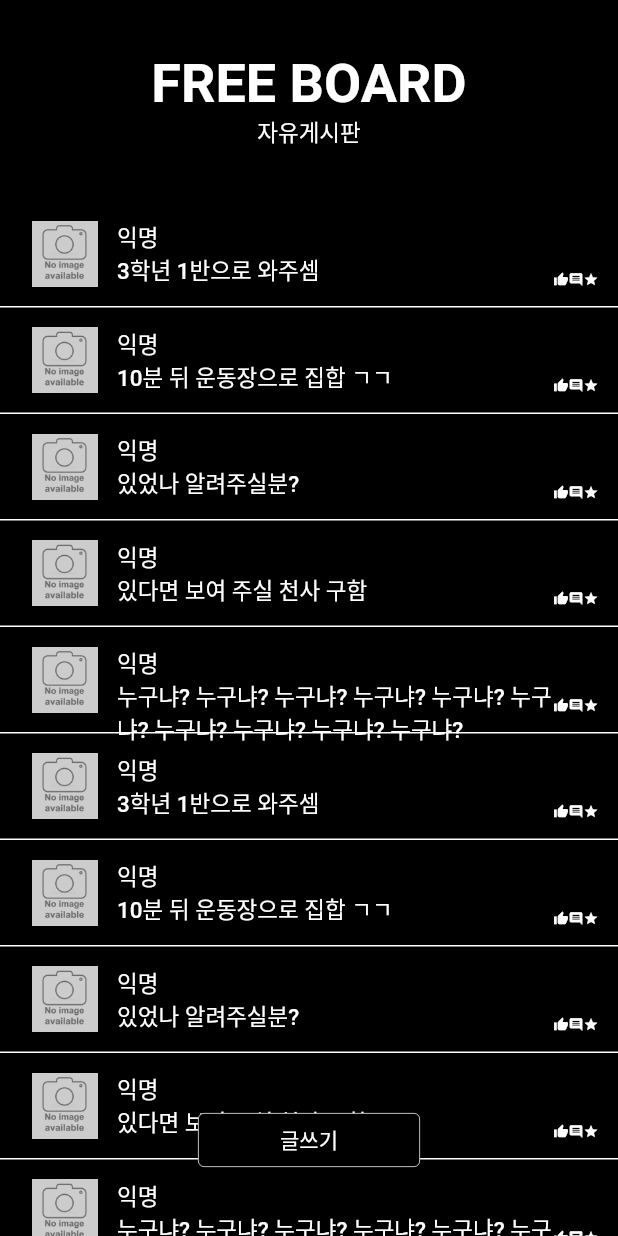
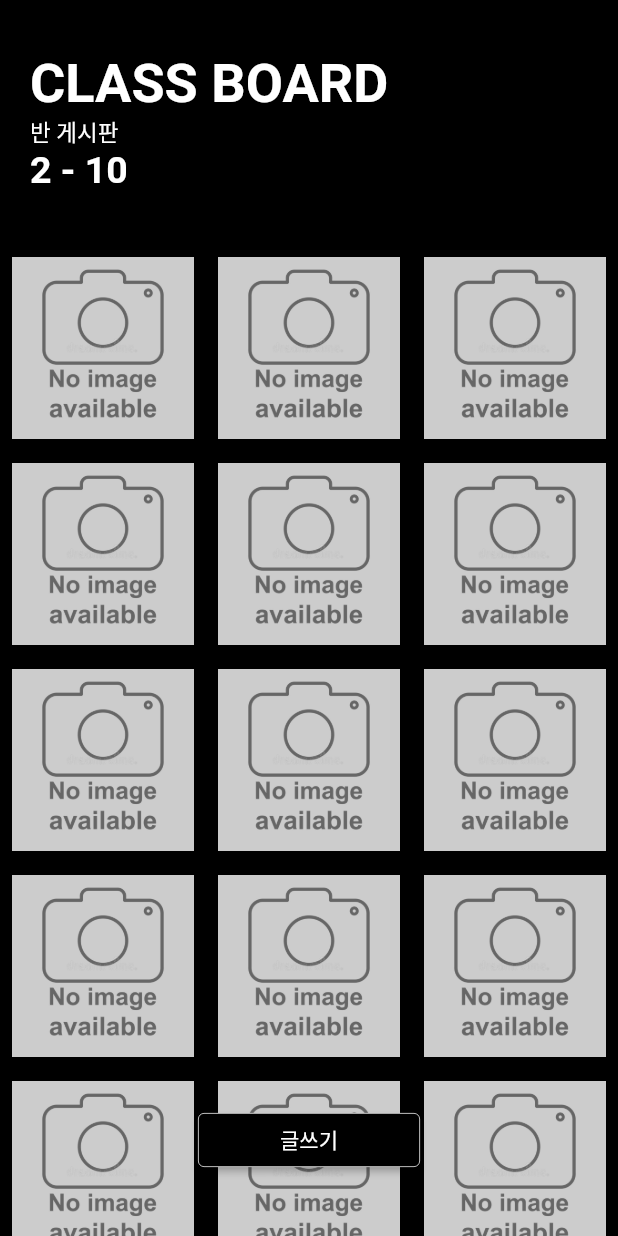
Before and after one commit to HighAloneStartup/frontend-demo, a Flutter app: the screen it shows after launch, on a phone screen of 412 x 824 dp. Run offline on Flutter 3.47's test engine with Material 2 defaults, Android fonts, the phone set to English and light mode, and no system bars; our stand-ins replace flutter_secure_storage; missing offline and left inert: jwt_decode.

Commit message:
Implement ClassBoardPage
내부 데이터를 읽어와 출력하는 반 게시판 화면을 구현하였습니다.

```diff
--- /dev/null
+++ b/assets/data/post_data.json
@@ -0,0 +1,3 @@
+[
+
+]
--- /dev/null
+++ b/lib/class_board_page.dart
@@ -0,0 +1,214 @@
+import 'package:flutter/material.dart';
+import 'new_post_page.dart';
+import 'styles/main_title_text.dart';
+import 'styles/sub_title_text.dart';
+import 'class_post_list.dart';
+import 'models/post.dart';
+import 'models/user.dart';
+
+final Map<String, User> _users = {
+  '손승표': User(name: '손승표', email: 'SSP@gmail.com'),
+  '정동원': User(name: '정동원', email: 'JDW@gmail.com'),
+  '황서진': User(name: '황서진', email: 'HSJ@gmail.com'),
+};
+
+class ClassBoardPage extends StatefulWidget {
+  final int gradeYear;
+  final int classGroup;
+  const ClassBoardPage({Key? key, required this.gradeYear, required this.classGroup }) : super(key: key);
+
+  @override
+  State<ClassBoardPage> createState() => _PostListPageState(gradeYear : gradeYear, classGroup : classGroup);
+}
+
+class _PostListPageState extends State<ClassBoardPage> {
+  final int gradeYear;
+  final int classGroup;
+  final _postList = [
+    Post(
+        id: '0000',
+        user: _users['손승표']!,
+        title: '체육복 빌려줄사람?',
+        content: '3학년 1반으로 와주셈',
+        isAnonymous: true,),
+    Post(
+        id: '0001',
+        user: _users['정동원']!,
+        title: '축구하러 갈사람?',
+        content: '10분 뒤 운동장으로 집합 ㄱㄱ',
+        isAnonymous: true,),
+    Post(
+        id: '0002',
+        user: _users['손승표']!,
+        title: '오늘 체육수업',
+        content: '있었나 알려주실분?',
+        isAnonymous: true,),
+    Post(
+        id: '0003',
+        user: _users['황서진']!,
+        title: '오늘 3반 생물수업 노트필기 적으신 분?',
+        content: '있다면 보여 주실 천사 구함',
+        isAnonymous: true,),
+    Post(
+        id: '0004',
+        user: _users['정동원']!,
+        title: '창고 뒤에서 담패핀 넘...',
+        content: '누구냐? 누구냐? 누구냐? 누구냐? 누구냐? 누구냐? 누구냐? 누구냐? 누구냐? 누구냐?',
+        isAnonymous: true,),
+    Post(
+        id: '0000',
+        user: _users['손승표']!,
+        title: '체육복 빌려줄사람?',
+        content: '3학년 1반으로 와주셈',
+        isAnonymous: true,),
+    Post(
+        id: '0001',
+        user: _users['정동원']!,
+        title: '축구하러 갈사람?',
+        content: '10분 뒤 운동장으로 집합 ㄱㄱ',
+        isAnonymous: true,),
+    Post(
+        id: '0002',
+        user: _users['손승표']!,
+        title: '오늘 체육수업',
+        content: '있었나 알려주실분?',
+        isAnonymous: true,),
+    Post(
+        id: '0003',
+        user: _users['황서진']!,
+        title: '오늘 3반 생물수업 노트필기 적으신 분?',
+        content: '있다면 보여 주실 천사 구함',
+        isAnonymous: true,),
+    Post(
+        id: '0004',
+        user: _users['정동원']!,
+        title: '창고 뒤에서 담패핀 넘...',
+        content: '누구냐? 누구냐? 누구냐? 누구냐? 누구냐? 누구냐? 누구냐? 누구냐? 누구냐? 누구냐?',
+        isAnonymous: true,),
+    Post(
+        id: '0000',
+        user: _users['손승표']!,
+        title: '체육복 빌려줄사람?',
+        content: '3학년 1반으로 와주셈',
+        isAnonymous: true,),
+    Post(
+        id: '0001',
+        user: _users['정동원']!,
+        title: '축구하러 갈사람?',
+        content: '10분 뒤 운동장으로 집합 ㄱㄱ',
+        isAnonymous: true,),
+    Post(
+        id: '0002',
+        user: _users['손승표']!,
+        title: '오늘 체육수업',
+        content: '있었나 알려주실분?',
+        isAnonymous: true,),
+    Post(
+        id: '0003',
+        user: _users['황서진']!,
+        title: '오늘 3반 생물수업 노트필기 적으신 분?',
+        content: '있다면 보여 주실 천사 구함',
+        isAnonymous: true,),
+    Post(
+        id: '0004',
+        user: _users['정동원']!,
+        title: '창고 뒤에서 담패핀 넘...',
+        content: '누구냐? 누구냐? 누구냐? 누구냐? 누구냐? 누구냐? 누구냐? 누구냐? 누구냐? 누구냐?',
+        isAnonymous: true,),
+  ];
+
+  _PostListPageState({required this.gradeYear, required this.classGroup});
+
+  void _transition(BuildContext context) {
+    Navigator.push(
+      context,
+      MaterialPageRoute(
+          builder: (context) => NewPostPage(
+            _addNewPost,
+            user: User(name: '관리자', email: 'admin@gmail.com'),
+          )),
+    );
+  }
+
+  void _addNewPost(Post newPost) {
+    setState(() {
+      _postList.add(newPost);
+    });
+  }
+
+  Widget _title() {
+    return Container(
+      alignment: Alignment.centerLeft,
+      padding: const EdgeInsets.symmetric(vertical: 35, horizontal: 20),
+      child: Column(
+        crossAxisAlignment: CrossAxisAlignment.start,
+        children: [
+          const MainTitle(
+            title: "CLASS BOARD",
+            theme: Colors.white,
+          ),
+          const SubTitle(
+            title: "반 게시판",
+            theme: Colors.white,
+          ),
+          MainTitle(
+            title: "${gradeYear} - ${classGroup}",
+            theme: Colors.white,
+            size: 25,
+          ),
+        ],
+      ),
+    );
+  }
+
+  Widget _body(BuildContext context) {
+    return Expanded(
+      //height: double.infinity,
+      child: Stack(
+        alignment: Alignment.center,
+        children: [
+          ClassPostList(_postList),
+          Positioned(
+            bottom: 40,
+            child: _TransitionButton(() => _transition(context)),
+          ),
+        ],
+      ),
+    );
+  }
+
+  @override
+  Widget build(BuildContext context) {
+    return Scaffold(
+      backgroundColor: Colors.black,
+      body: Column(
+        children: [
+          _title(),
+          _body(context),
+        ],
+      ),
+    );
+  }
+}
+
+class _TransitionButton extends StatelessWidget {
+  final VoidCallback _callback;
+
+  const _TransitionButton(this._callback, {Key? key}) : super(key: key);
+
+  @override
+  Widget build(BuildContext context) {
+    return ElevatedButton(
+      style: ElevatedButton.styleFrom(
+        fixedSize: const Size(148, 34),
+        primary: Colors.black,
+        side: const BorderSide(
+          color: Colors.white,
+          width: 0.5,
+        ),
+      ),
+      onPressed: _callback,
+      child: const Text("글쓰기"),
+    );
+  }
+}
--- /dev/null
+++ b/lib/class_post_list.dart
@@ -0,0 +1,49 @@
+import 'package:flutter/material.dart';
+import 'models/post.dart';
+import 'post_page.dart';
+import 'styles/sub_title_text.dart';
+import 'styles/list_block.dart';
+
+class ClassPostList extends StatelessWidget {
+  /// 테스트용 데이터
+  final List<Post> postList;
+
+  const ClassPostList(this.postList, {Key? key}) : super(key: key);
+
+  @override
+  Widget build(BuildContext context) {
+    return GridView.builder(
+      gridDelegate: const SliverGridDelegateWithFixedCrossAxisCount(
+        crossAxisCount: 3,
+      ),
+      padding: EdgeInsets.zero,
+      itemCount: postList.length,
+      itemBuilder: (context, index) => _PostWidget(postList[index]),
+    );
+  }
+}
+
+class _PostWidget extends StatelessWidget {
+  final Post post;
+
+  const _PostWidget(this.post, {Key? key}) : super(key: key);
+
+  @override
+  Widget build(BuildContext context) {
+    var photo = SizedBox(
+      child: post.image == null
+          ? Image.asset('assets/images/default.jpg')
+          : Image.asset(post.image as String),
+    );
+
+    return TextButton(
+      child: photo,
+      onPressed: () {
+        Navigator.push(
+          context,
+          MaterialPageRoute(builder: (context) => PostPage(post)),
+        );
+      },
+    );
+  }
+}
--- a/lib/main.dart
+++ b/lib/main.dart
@@ -1,6 +1,7 @@
 import 'package:flutter/material.dart';
 import 'loginPage.dart';
 import 'post_list_page.dart';
+import 'class_board_page.dart';
 import 'new_post_page.dart';
 import 'student_list_page.dart';
 
@@ -16,7 +17,7 @@ class MyApp extends StatelessWidget {
   Widget build(BuildContext context) {
     return MaterialApp(
       home:
-        PostListPage(), // StudentListPage(), // PostListPage(), // LoginPage(),
+        ClassBoardPage(gradeYear: 2, classGroup: 10,), //PostListPage(), // StudentListPage(), // PostListPage(), // LoginPage(),
     );
   }
 }
--- a/lib/post_list.dart
+++ b/lib/post_list.dart
@@ -51,7 +51,7 @@ class _PostWidget extends StatelessWidget {
           theme: Colors.white,
         ),
         SubTitle(
-          title: post.content,
+          title: post.title,
           theme: Colors.white,
         ),
       ],
--- a/lib/styles/main_title_text.dart
+++ b/lib/styles/main_title_text.dart
@@ -23,6 +23,7 @@ class MainTitle extends StatelessWidget {
         color: _theme,
         fontSize: _size,
         fontWeight: FontWeight.bold,
+        overflow: TextOverflow.ellipsis,
       ),
     );
   }
--- a/lib/styles/sub_title_text.dart
+++ b/lib/styles/sub_title_text.dart
@@ -22,6 +22,7 @@ class SubTitle extends StatelessWidget {
       style: TextStyle(
         color: _theme,
         fontSize: _size,
+        overflow: TextOverflow.ellipsis,
       ),
     );
   }
```
Also changed, not shown: assets/data/user_data.json (+15 -129 lines).
